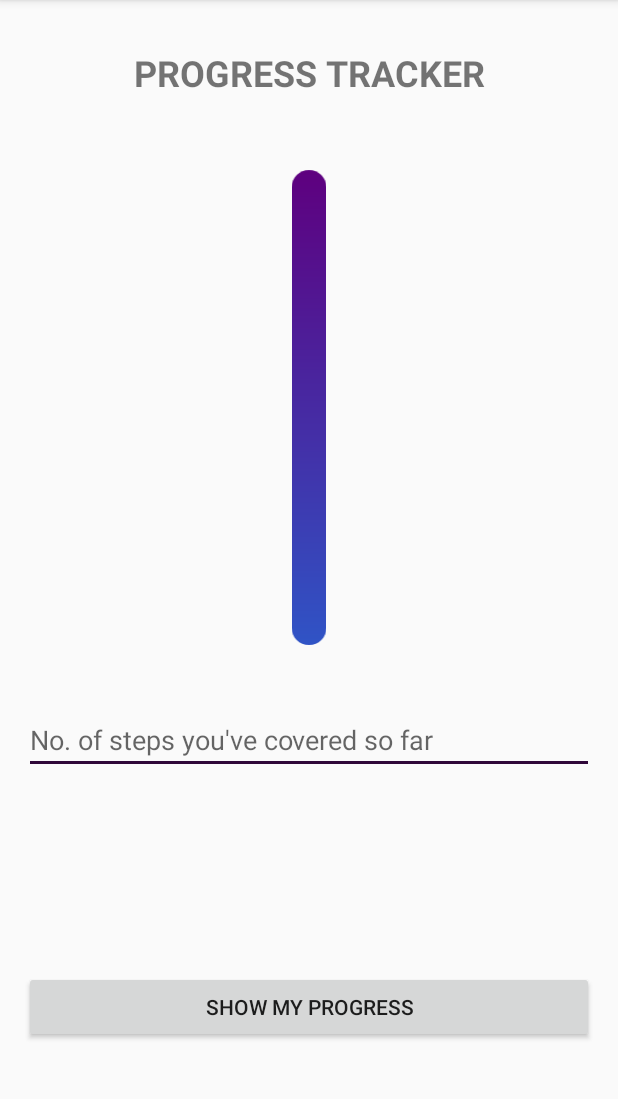
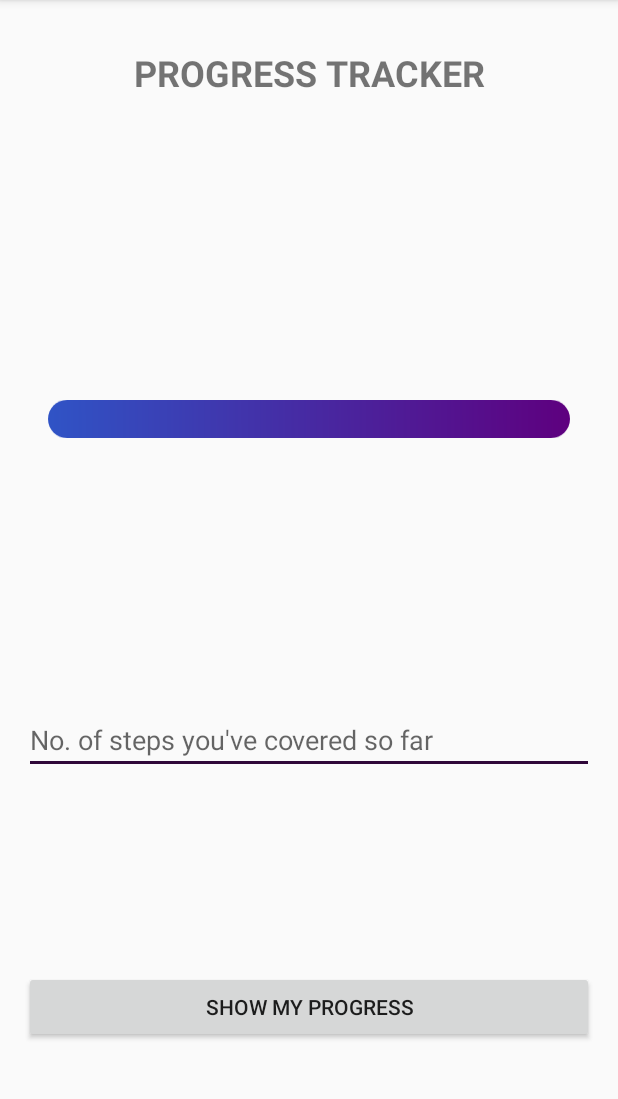
Before and after one commit to 17hardik/newSIH, an Android app: the progressTracker screen opened directly, with no data from a screen before it, on a phone screen of 412 x 824 dp, the part 84-1183 px from its top. Run offline under Robolectric (Android 15) with nearby library versions, the phone set to English and light mode, and no system bars.

Commit message:
improvement in progress tracker

```diff
--- a/app/src/main/res/drawable-mdpi/clip_source.xml
+++ b/app/src/main/res/drawable-mdpi/clip_source.xml
@@ -1,6 +1,6 @@
 <?xml version="1.0" encoding="utf-8"?>
 <clip xmlns:android="http://schemas.android.com/apk/res/android"
-    android:clipOrientation="vertical"
+    android:clipOrientation="horizontal"
     android:drawable="@drawable/ic_sih_progressbb"
-    android:gravity="bottom"
+    android:gravity="left"
     />
--- a/app/src/main/res/drawable/ic_sih_progress.xml
+++ b/app/src/main/res/drawable/ic_sih_progress.xml
@@ -1,17 +1,17 @@
 <vector xmlns:android="http://schemas.android.com/apk/res/android"
     xmlns:aapt="http://schemas.android.com/aapt"
-    android:width="73dp"
-    android:height="1000dp"
-    android:viewportWidth="73"
-    android:viewportHeight="1000">
+    android:width="996dp"
+    android:height="73dp"
+    android:viewportWidth="996"
+    android:viewportHeight="73">
   <path
-      android:pathData="M36.5,998L36.5,998C16.34,998 0,981.66 0,961.5v-923C0,18.34 16.34,2 36.5,2h0C56.66,2 73,18.34 73,38.5v923C73,981.66 56.66,998 36.5,998z">
+      android:pathData="M0,36.5L0,36.5C0,16.34 16.34,0 36.5,0l923,0C979.66,0 996,16.34 996,36.5v0c0,20.16 -16.34,36.5 -36.5,36.5h-923C16.34,73 0,56.66 0,36.5z">
     <aapt:attr name="android:fillColor">
       <gradient
-          android:startY="3.9649"
-          android:startX="33.5508"
-          android:endY="1158.4799"
-          android:endX="40.415"
+          android:startY="33.5508"
+          android:startX="994.0351"
+          android:endY="40.4149"
+          android:endX="-160.4799"
           android:type="linear">
         <item android:offset="0" android:color="#FF5E007F"/>
         <item android:offset="1" android:color="#FF2861D1"/>
--- a/app/src/main/res/drawable/ic_sih_progressbb.xml
+++ b/app/src/main/res/drawable/ic_sih_progressbb.xml
@@ -1,17 +1,17 @@
 <vector xmlns:android="http://schemas.android.com/apk/res/android"
     xmlns:aapt="http://schemas.android.com/aapt"
-    android:width="73dp"
-    android:height="1000dp"
-    android:viewportWidth="73"
-    android:viewportHeight="1000">
+    android:width="996dp"
+    android:height="73dp"
+    android:viewportWidth="996"
+    android:viewportHeight="73">
   <path
-      android:pathData="M36.5,998L36.5,998C16.34,998 0,981.66 0,961.5v-923C0,18.34 16.34,2 36.5,2h0C56.66,2 73,18.34 73,38.5v923C73,981.66 56.66,998 36.5,998z">
+      android:pathData="M0,36.5L0,36.5C0,16.34 16.34,0 36.5,0l923,0C979.66,0 996,16.34 996,36.5v0c0,20.16 -16.34,36.5 -36.5,36.5h-923C16.34,73 0,56.66 0,36.5z">
     <aapt:attr name="android:fillColor">
       <gradient
-          android:startY="3.9649"
-          android:startX="33.5508"
-          android:endY="1158.4799"
-          android:endX="40.415"
+          android:startY="33.5508"
+          android:startX="994.0351"
+          android:endY="40.4149"
+          android:endX="-160.4799"
           android:type="linear">
         <item android:offset="0" android:color="#FF5E007F"/>
         <item android:offset="1" android:color="#FF2861D1"/>
@@ -19,48 +19,48 @@
     </aapt:attr>
   </path>
   <path
-      android:pathData="M36.5,38.15m-31.15,0a31.15,31.15 0,1 1,62.3 0a31.15,31.15 0,1 1,-62.3 0"
+      android:pathData="M959.85,36.5m-31.15,0a31.15,31.15 0,1 1,62.3 0a31.15,31.15 0,1 1,-62.3 0"
       android:fillColor="#FF2AE4"/>
   <path
-      android:pathData="M36.5,222.89m-31.15,0a31.15,31.15 0,1 1,62.3 0a31.15,31.15 0,1 1,-62.3 0"
+      android:pathData="M775.11,36.5m-31.15,0a31.15,31.15 0,1 1,62.3 0a31.15,31.15 0,1 1,-62.3 0"
       android:fillColor="#FF2AE4"/>
   <path
-      android:pathData="M36.5,423.54m-31.15,0a31.15,31.15 0,1 1,62.3 0a31.15,31.15 0,1 1,-62.3 0"
+      android:pathData="M590.37,36.5m-31.15,0a31.15,31.15 0,1 1,62.3 0a31.15,31.15 0,1 1,-62.3 0"
       android:fillColor="#FF2AE4"/>
   <path
-      android:pathData="M36.5,961.85m-31.15,0a31.15,31.15 0,1 1,62.3 0a31.15,31.15 0,1 1,-62.3 0"
+      android:pathData="M36.15,36.5m-31.15,0a31.15,31.15 0,1 1,62.3 0a31.15,31.15 0,1 1,-62.3 0"
       android:fillColor="#FF2AE4"/>
   <path
-      android:pathData="M35.95,624.18m-31.15,0a31.15,31.15 0,1 1,62.3 0a31.15,31.15 0,1 1,-62.3 0"
+      android:pathData="M405.63,36.5m-31.15,0a31.15,31.15 0,1 1,62.3 0a31.15,31.15 0,1 1,-62.3 0"
       android:fillColor="#FF2AE4"/>
   <path
-      android:pathData="M35.7,821.81m-31.15,0a31.15,31.15 0,1 1,62.3 0a31.15,31.15 0,1 1,-62.3 0"
+      android:pathData="M220.89,36.5m-31.15,0a31.15,31.15 0,1 1,62.3 0a31.15,31.15 0,1 1,-62.3 0"
       android:fillColor="#FF2AE4"/>
   <path
-      android:pathData="M37.45,38.04m-17.87,0a17.87,17.87 0,1 1,35.74 0a17.87,17.87 0,1 1,-35.74 0"
+      android:pathData="M959.96,37.45m-17.87,0a17.87,17.87 0,1 1,35.74 0a17.87,17.87 0,1 1,-35.74 0"
       android:fillColor="#FF2AE4"/>
   <path
-      android:pathData="M36.5,38.04L36.5,961.85"
+      android:pathData="M959.96,36.5L36.15,36.5"
       android:fillColor="#FFFFFF"/>
   <path
-      android:pathData="M26.5,38.04h20v923.8h-20z"
+      android:pathData="M36.15,26.5h923.8v20h-923.8z"
       android:fillColor="#FF2AE4"/>
   <path
-      android:pathData="M28.9,971.26c1.52,0.94 3.74,1.72 6.08,1.72c3.47,0 5.5,-1.83 5.5,-4.49c0,-2.46 -1.4,-3.86 -4.95,-5.23c-4.29,-1.52 -6.94,-3.74 -6.94,-7.45c0,-4.09 3.39,-7.14 8.5,-7.14c2.69,0 4.64,0.62 5.81,1.29l-0.94,2.77c-0.86,-0.47 -2.61,-1.25 -4.99,-1.25c-3.59,0 -4.95,2.15 -4.95,3.94c0,2.46 1.6,3.67 5.23,5.07c4.45,1.72 6.71,3.86 6.71,7.72c0,4.06 -3,7.57 -9.2,7.57c-2.54,0 -5.3,-0.74 -6.71,-1.68L28.9,971.26z"
+      android:pathData="M29.06,44.98c1.52,0.94 3.74,1.72 6.08,1.72c3.47,0 5.5,-1.83 5.5,-4.49c0,-2.46 -1.4,-3.86 -4.95,-5.23c-4.29,-1.52 -6.94,-3.74 -6.94,-7.45c0,-4.09 3.39,-7.14 8.5,-7.14c2.69,0 4.64,0.62 5.81,1.29l-0.94,2.77c-0.86,-0.47 -2.61,-1.25 -4.99,-1.25c-3.59,0 -4.95,2.15 -4.95,3.94c0,2.46 1.6,3.67 5.23,5.07c4.45,1.72 6.71,3.86 6.71,7.72c0,4.06 -3,7.57 -9.2,7.57c-2.54,0 -5.3,-0.74 -6.71,-1.68L29.06,44.98z"
       android:fillColor="#FFFFFF"/>
   <path
-      android:pathData="M34.8,813.21h-0.08l-4.41,2.38l-0.66,-2.61l5.54,-2.96h2.92v25.35H34.8V813.21z"
+      android:pathData="M220.94,25.21h-0.08l-4.41,2.38l-0.66,-2.61l5.54,-2.96h2.92v25.35h-3.31V25.21z"
       android:fillColor="#FFFFFF"/>
   <path
-      android:pathData="M27.61,637.73v-2.11l2.69,-2.61c6.47,-6.16 9.4,-9.44 9.44,-13.26c0,-2.57 -1.25,-4.95 -5.03,-4.95c-2.3,0 -4.21,1.17 -5.38,2.14l-1.09,-2.42c1.76,-1.48 4.25,-2.57 7.18,-2.57c5.46,0 7.76,3.74 7.76,7.37c0,4.68 -3.39,8.46 -8.74,13.61l-2.03,1.87v0.08h11.39v2.85H27.61z"
+      android:pathData="M396.88,49.14v-2.11l2.69,-2.61c6.47,-6.16 9.4,-9.44 9.44,-13.26c0,-2.57 -1.25,-4.95 -5.03,-4.95c-2.3,0 -4.21,1.17 -5.38,2.14l-1.09,-2.42c1.76,-1.48 4.25,-2.57 7.18,-2.57c5.46,0 7.76,3.74 7.76,7.37c0,4.68 -3.39,8.46 -8.74,13.61l-2.03,1.87v0.08h11.39v2.85H396.88z"
       android:fillColor="#FFFFFF"/>
   <path
-      android:pathData="M28.97,433.15c0.98,0.62 3.24,1.6 5.62,1.6c4.41,0 5.77,-2.81 5.73,-4.91c-0.04,-3.55 -3.24,-5.07 -6.55,-5.07h-1.91v-2.57h1.91c2.5,0 5.65,-1.29 5.65,-4.29c0,-2.03 -1.29,-3.82 -4.45,-3.82c-2.03,0 -3.98,0.9 -5.07,1.68l-0.9,-2.5c1.33,-0.97 3.9,-1.95 6.63,-1.95c4.99,0 7.25,2.96 7.25,6.05c0,2.61 -1.56,4.84 -4.68,5.97v0.08c3.12,0.62 5.66,2.96 5.66,6.51c0,4.06 -3.16,7.6 -9.24,7.6c-2.85,0 -5.34,-0.9 -6.59,-1.72L28.97,433.15z"
+      android:pathData="M582.52,44.69c0.98,0.62 3.24,1.6 5.62,1.6c4.41,0 5.77,-2.81 5.73,-4.91c-0.04,-3.55 -3.24,-5.07 -6.55,-5.07h-1.91v-2.57h1.91c2.5,0 5.65,-1.29 5.65,-4.29c0,-2.03 -1.29,-3.82 -4.45,-3.82c-2.03,0 -3.98,0.9 -5.07,1.68l-0.9,-2.5c1.33,-0.97 3.9,-1.95 6.63,-1.95c4.99,0 7.25,2.96 7.25,6.05c0,2.61 -1.56,4.84 -4.68,5.97v0.08c3.12,0.62 5.66,2.96 5.66,6.51c0,4.06 -3.16,7.6 -9.24,7.6c-2.85,0 -5.34,-0.9 -6.59,-1.72L582.52,44.69z"
       android:fillColor="#FFFFFF"/>
   <path
-      android:pathData="M38.76,236.44v-6.9H26.98v-2.26l11.31,-16.19H42v15.76h3.55v2.69H42v6.9H38.76zM38.76,226.85v-8.46c0,-1.33 0.04,-2.65 0.12,-3.98h-0.12c-0.78,1.48 -1.4,2.57 -2.11,3.74l-6.2,8.62v0.08H38.76z"
+      android:pathData="M776.73,48.94v-6.9h-11.78v-2.26l11.31,-16.19h3.71v15.76h3.55v2.69h-3.55v6.9H776.73zM776.73,39.35v-8.46c0,-1.33 0.04,-2.65 0.12,-3.98h-0.12c-0.78,1.48 -1.4,2.57 -2.11,3.74l-6.2,8.62v0.08H776.73z"
       android:fillColor="#FFFFFF"/>
   <path
-      android:pathData="M45.49,48.56C43.96,49.1 40.96,50 37.41,50c-3.98,0 -7.25,-1.01 -9.83,-3.47c-2.26,-2.18 -3.67,-5.69 -3.67,-9.79c0.04,-7.84 5.42,-13.57 14.24,-13.57c3.04,0 5.42,0.66 6.55,1.21l-0.82,2.77c-1.4,-0.62 -3.16,-1.13 -5.81,-1.13c-6.4,0 -10.57,3.98 -10.57,10.57c0,6.67 4.02,10.61 10.14,10.61c2.22,0 3.74,-0.31 4.52,-0.7v-7.84h-5.34v-2.73h8.66V48.56z"
+      android:pathData="M972.2,46.67c-1.52,0.55 -4.52,1.44 -8.07,1.44c-3.98,0 -7.25,-1.01 -9.83,-3.47c-2.26,-2.18 -3.67,-5.69 -3.67,-9.79c0.04,-7.84 5.42,-13.57 14.24,-13.57c3.04,0 5.42,0.66 6.55,1.21l-0.82,2.77c-1.4,-0.62 -3.16,-1.13 -5.81,-1.13c-6.4,0 -10.57,3.98 -10.57,10.57c0,6.67 4.02,10.61 10.14,10.61c2.22,0 3.74,-0.31 4.52,-0.7v-7.84h-5.34v-2.73h8.66V46.67z"
       android:fillColor="#FFFFFF"/>
 </vector>
--- a/app/src/main/res/layout/activity_progress_tracker.xml
+++ b/app/src/main/res/layout/activity_progress_tracker.xml
@@ -41,13 +41,15 @@
         <ImageView
             android:id="@+id/imageView2"
             android:layout_width="match_parent"
-            android:layout_height="match_parent"
+            android:layout_height="wrap_content"
+            android:layout_marginTop="130dp"
             android:src="@drawable/ic_sih_progress" />
 
         <ImageView
             android:id="@+id/imageView1"
             android:layout_width="match_parent"
             android:layout_height="wrap_content"
+            android:layout_marginTop="130dp"
             android:src="@drawable/clip_source" />
 
     </FrameLayout>
```
